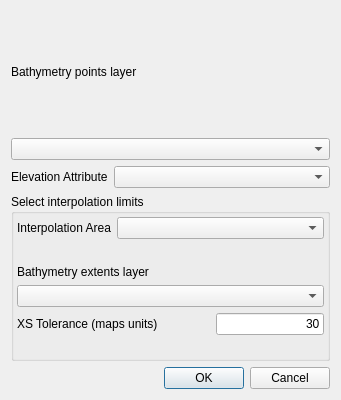
Old version of the form rivergis/ui/ui_rasXSUpdate.ui in the repository erpas/rgis.
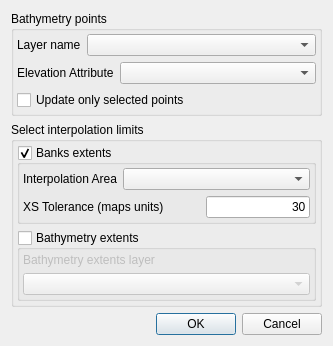
New version of the form.

Commit message: add: XSSurface point update

Diff of the .ui file:
```diff
--- a/rivergis/ui/ui_rasXSUpdate.ui
+++ b/rivergis/ui/ui_rasXSUpdate.ui
@@ -6,8 +6,8 @@
    <rect>
     <x>0</x>
     <y>0</y>
-    <width>341</width>
-    <height>400</height>
+    <width>333</width>
+    <height>324</height>
    </rect>
   </property>
   <property name="windowTitle">
@@ -17,14 +17,45 @@
    <item row="0" column="0">
     <layout class="QVBoxLayout" name="verticalLayout">
      <item>
+      <widget class="QGroupBox" name="groupBox_2">
+       <property name="title">
+        <string>Bathymetry points</string>
+       </property>
+       <layout class="QGridLayout" name="gridLayout_5">
+        <property name="margin">
+         <number>3</number>
+        </property>
+        <item row="0" column="0">
+         <layout class="QVBoxLayout" name="verticalLayout_4">
+          <property name="bottomMargin">
+           <number>0</number>
+          </property>
+          <item>
+           <layout class="QHBoxLayout" name="horizontalLayout_5">
+            <property name="bottomMargin">
+             <number>0</number>
+            </property>
+            <item>
       <widget class="QLabel" name="label">
        <property name="text">
-        <string>Bathymetry points layer</string>
+               <string>Layer name</string>
        </property>
       </widget>
      </item>
      <item>
-      <widget class="QComboBox" name="cboMeasuredLayer"/>
+             <widget class="QComboBox" name="cboMeasuredLayer">
+              <property name="sizePolicy">
+               <sizepolicy hsizetype="MinimumExpanding" vsizetype="Fixed">
+                <horstretch>0</horstretch>
+                <verstretch>0</verstretch>
+               </sizepolicy>
+              </property>
+              <property name="locale">
+               <locale language="English" country="UnitedStates"/>
+              </property>
+             </widget>
+            </item>
+           </layout>
      </item>
      <item>
       <layout class="QHBoxLayout" name="horizontalLayout">
@@ -49,28 +80,55 @@
         </widget>
        </item>
       </layout>
+          </item>
+          <item>
+           <widget class="QCheckBox" name="chkOnlySelected">
+            <property name="text">
+             <string>Update only selected points</string>
+            </property>
+           </widget>
+          </item>
+         </layout>
+        </item>
+       </layout>
+      </widget>
      </item>
      <item>
       <widget class="QGroupBox" name="groupBox">
        <property name="title">
         <string>Select interpolation limits</string>
        </property>
+       <property name="checkable">
+        <bool>false</bool>
+       </property>
        <layout class="QGridLayout" name="gridLayout_2">
         <property name="margin">
          <number>3</number>
         </property>
         <item row="0" column="0">
+         <widget class="QGroupBox" name="groupBanksExt">
+          <property name="title">
+           <string>Banks extents</string>
+          </property>
+          <property name="checkable">
+           <bool>true</bool>
+          </property>
+          <layout class="QGridLayout" name="gridLayout_3">
+           <property name="margin">
+            <number>3</number>
+           </property>
+           <item row="0" column="0">
          <layout class="QVBoxLayout" name="verticalLayout_2">
           <property name="topMargin">
            <number>0</number>
           </property>
           <property name="bottomMargin">
-           <number>20</number>
+              <number>0</number>
           </property>
           <item>
            <layout class="QHBoxLayout" name="horizontalLayout_3">
             <property name="bottomMargin">
-             <number>20</number>
+                <number>0</number>
             </property>
             <item>
              <widget class="QLabel" name="label_5">
@@ -87,19 +145,12 @@
                 <verstretch>0</verstretch>
                </sizepolicy>
               </property>
-             </widget>
-            </item>
-           </layout>
-          </item>
-          <item>
-           <widget class="QLabel" name="label_3">
-            <property name="text">
-             <string>Bathymetry extents layer</string>
+                 <property name="locale">
+                  <locale language="English" country="UnitedStates"/>
             </property>
            </widget>
           </item>
-          <item>
-           <widget class="QComboBox" name="cboBathyLayer"/>
+              </layout>
           </item>
           <item>
            <layout class="QHBoxLayout" name="horizontalLayout_2">
@@ -140,6 +191,51 @@
        </layout>
       </widget>
      </item>
+        <item row="1" column="0">
+         <widget class="QGroupBox" name="groupBathyExt">
+          <property name="title">
+           <string>Bathymetry extents</string>
+          </property>
+          <property name="checkable">
+           <bool>true</bool>
+          </property>
+          <property name="checked">
+           <bool>false</bool>
+          </property>
+          <layout class="QGridLayout" name="gridLayout_4">
+           <property name="margin">
+            <number>3</number>
+           </property>
+           <item row="0" column="0">
+            <layout class="QVBoxLayout" name="verticalLayout_3">
+             <property name="bottomMargin">
+              <number>0</number>
+             </property>
+             <item>
+              <widget class="QLabel" name="label_3">
+               <property name="locale">
+                <locale language="English" country="UnitedStates"/>
+               </property>
+               <property name="text">
+                <string>Bathymetry extents layer</string>
+               </property>
+              </widget>
+             </item>
+             <item>
+              <widget class="QComboBox" name="cboBathyExtLayer">
+               <property name="locale">
+                <locale language="English" country="UnitedStates"/>
+               </property>
+              </widget>
+             </item>
+            </layout>
+           </item>
+          </layout>
+         </widget>
+        </item>
+       </layout>
+      </widget>
+     </item>
     </layout>
    </item>
    <item row="2" column="0">
```
Left out of the diff: 40 changed lines with no effect on the pictures. Lines whose indentation alone changed are shown as unchanged. The commit also changes 23 other files.
